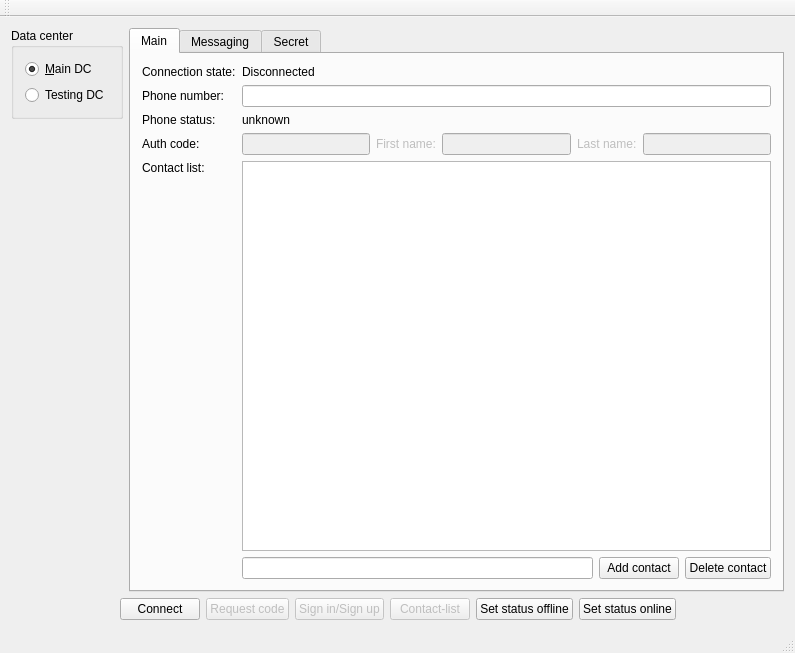
Qt form testApp/MainWindow.ui (Kaffeine/telegram-qt) before a commit.
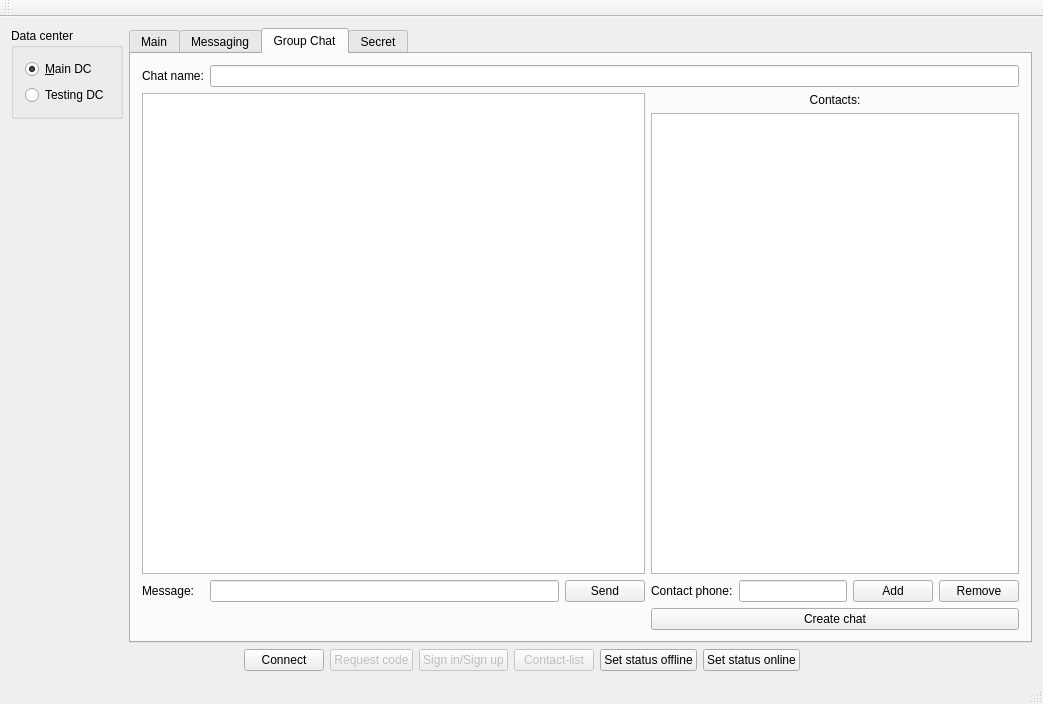
The same form after that commit. The open tabs and pages were chosen to show the change.

Commit message: testApp: Added group chat tab.

Patch:
```diff
--- a/testApp/MainWindow.ui
+++ b/testApp/MainWindow.ui
@@ -6,8 +6,8 @@
    <rect>
     <x>0</x>
     <y>0</y>
-    <width>795</width>
-    <height>653</height>
+    <width>1043</width>
+    <height>704</height>
    </rect>
   </property>
   <property name="windowTitle">
@@ -252,6 +252,91 @@
           </item>
          </layout>
         </widget>
+        <widget class="QWidget" name="tabChats">
+         <attribute name="title">
+          <string>Group Chat</string>
+         </attribute>
+         <layout class="QGridLayout" name="gridLayout_7">
+          <item row="0" column="0">
+           <layout class="QGridLayout" name="gridLayout_5" columnstretch="0,1,0,0,0,0,0">
+            <item row="3" column="0">
+             <widget class="QLabel" name="label_13">
+              <property name="text">
+               <string>Message:</string>
+              </property>
+             </widget>
+            </item>
+            <item row="1" column="3" colspan="4">
+             <widget class="QLabel" name="label_10">
+              <property name="text">
+               <string>Contacts:</string>
+              </property>
+              <property name="alignment">
+               <set>Qt::AlignCenter</set>
+              </property>
+             </widget>
+            </item>
+            <item row="3" column="4">
+             <widget class="QLineEdit" name="groupChatContactPhone"/>
+            </item>
+            <item row="3" column="6">
+             <widget class="QPushButton" name="groupChatRemoveContact">
+              <property name="text">
+               <string>Remove</string>
+              </property>
+             </widget>
+            </item>
+            <item row="4" column="3" colspan="4">
+             <widget class="QPushButton" name="groupChatCreateChat">
+              <property name="text">
+               <string>Create chat</string>
+              </property>
+             </widget>
+            </item>
+            <item row="3" column="2">
+             <widget class="QPushButton" name="groupChatSendButton">
+              <property name="text">
+               <string>Send</string>
+              </property>
+             </widget>
+            </item>
+            <item row="3" column="5">
+             <widget class="QPushButton" name="groupChatAddContact">
+              <property name="text">
+               <string>Add</string>
+              </property>
+             </widget>
+            </item>
+            <item row="2" column="3" colspan="4">
+             <widget class="QTableView" name="groupChatContacts"/>
+            </item>
+            <item row="3" column="3">
+             <widget class="QLabel" name="label_12">
+              <property name="text">
+               <string>Contact phone:</string>
+              </property>
+             </widget>
+            </item>
+            <item row="3" column="1">
+             <widget class="QLineEdit" name="groupChatMessage"/>
+            </item>
+            <item row="1" column="0" rowspan="2" colspan="3">
+             <widget class="QTableView" name="groupChatMessagingView"/>
+            </item>
+            <item row="0" column="0">
+             <widget class="QLabel" name="label_11">
+              <property name="text">
+               <string>Chat name:</string>
+              </property>
+             </widget>
+            </item>
+            <item row="0" column="1" colspan="6">
+             <widget class="QLineEdit" name="groupChatName"/>
+            </item>
+           </layout>
+          </item>
+         </layout>
+        </widget>
         <widget class="QWidget" name="tabSecret">
          <attribute name="title">
           <string>Secret</string>
```
Left out of the diff: 2 changed lines with no effect on the pictures. The commit also changes 2 other files.
